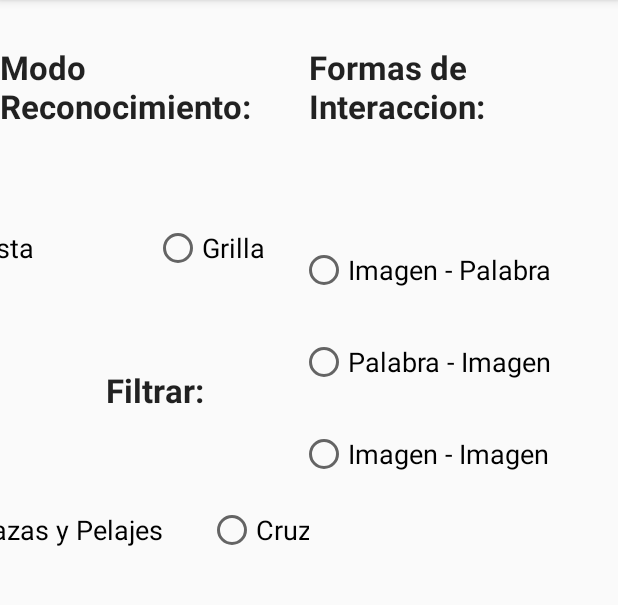
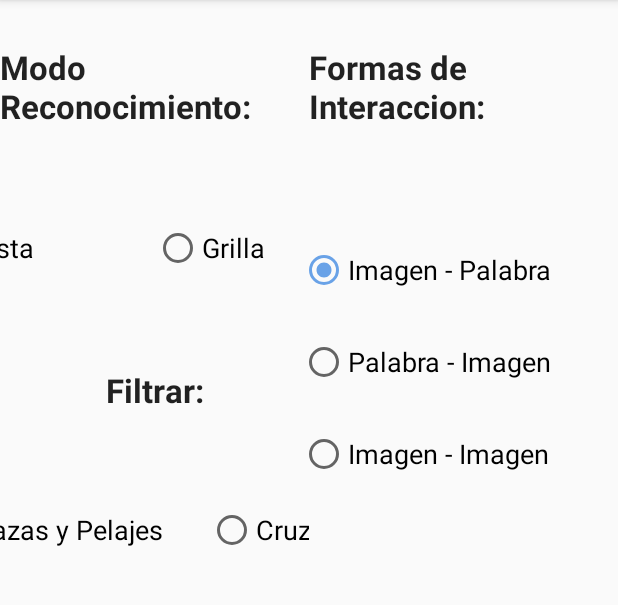
Before and after one commit to emiiimartinez/RazasYPelajesCercatoMartinez, an Android app: the Configuracion screen opened directly, with no data from a screen before it, on a phone screen of 412 x 824 dp, the part 84-689 px from its top. Run offline under Robolectric (Android 15) with nearby library versions, the phone set to English and light mode, and no system bars.

Commit message:
configuracion

```diff
--- a/app/src/main/AndroidManifest.xml
+++ b/app/src/main/AndroidManifest.xml
@@ -9,7 +9,8 @@
         android:roundIcon="@mipmap/ic_launcher_round"
         android:supportsRtl="true"
         android:theme="@style/AppTheme">
-        <activity android:name=".About"></activity>
+        <activity android:name=".JugarActivity"></activity>
+        <activity android:name=".About" />
         <activity android:name=".Configuracion" />
         <activity android:name=".RecLista" />
         <activity android:name=".RecGrilla" />
--- a/app/src/main/java/com/trabajofinal/razasypelajescercatomartinez/Configuracion.java
+++ b/app/src/main/java/com/trabajofinal/razasypelajescercatomartinez/Configuracion.java
@@ -1,14 +1,59 @@
 package com.trabajofinal.razasypelajescercatomartinez;
 
+import android.content.Context;
+import android.content.SharedPreferences;
+import android.graphics.Color;
 import android.support.v7.app.AppCompatActivity;
 import android.os.Bundle;
+import android.view.View;
+import android.widget.RadioButton;
+import android.widget.RadioGroup;
+import android.widget.Switch;
 
 public class Configuracion extends AppCompatActivity {
+    Switch levelSwitch;
+    Switch audioSwitch;
+    RadioGroup interactionRadioGroup;
+    RadioGroup recoViewModeRadioGroup, recoFilterRadioGroup;
 
     @Override
     protected void onCreate(Bundle savedInstanceState) {
         super.onCreate(savedInstanceState);
         setContentView(R.layout.activity_configuracion);
+
+        setValues();
+    }
+
+    private void setValues() {
+        levelSwitch = findViewById(R.id.levelSwitch);
+        audioSwitch = findViewById(R.id.audioSwitch);
+        //recoFilterRadioGroup = findViewById(R.id.filterViewModeRadioGroup);
+        interactionRadioGroup = findViewById(R.id.interactionRadioGroup);
+        recoViewModeRadioGroup = findViewById(R.id.recoViewModeRadioGroup);
+
+        // set all values
+        SharedPreferences configPreferences = getSharedPreferences(getString(R.string.config_preferences),Context.MODE_PRIVATE);
+        levelSwitch.setChecked(configPreferences
+                .getBoolean(getString(R.string.level2_pref_key), false));
+        audioSwitch.setChecked(configPreferences
+                .getBoolean(getString(R.string.fem_audio_pref_key), false));
+     //   recoFilterRadioGroup.check(configPreferences.getInt(getString(R.string.reco_filter_key), R.id.r));
+        interactionRadioGroup.check(configPreferences
+                .getInt(getString(R.string.interaction_pref_key), R.id.InteracARadBtn));
+        recoViewModeRadioGroup.check(configPreferences
+                .getInt(getString(R.string.reco_view_mode_pref_key), R.id.listRadioBtn));
+    }
+
+    public void onAccept(View view) {
+        SharedPreferences sharedPref = getSharedPreferences(getString(R.string.config_preferences),Context.MODE_PRIVATE);
+        SharedPreferences.Editor editor = sharedPref.edit();
+        editor.putBoolean(getString(R.string.fem_audio_pref_key), audioSwitch.isChecked());
+        editor.putBoolean(getString(R.string.level2_pref_key), levelSwitch.isChecked());
+       // editor.putInt(getString(R.string.reco_filter_key), recoFilterRadioGroup.getCheckedRadioButtonId());
+        editor.putInt(getString(R.string.interaction_pref_key), interactionRadioGroup.getCheckedRadioButtonId());
+        editor.putInt(getString(R.string.reco_view_mode_pref_key), recoViewModeRadioGroup.getCheckedRadioButtonId());
+        editor.apply();
+        finish();
     }
 
 }
--- a/app/src/main/res/layout/activity_configuracion.xml
+++ b/app/src/main/res/layout/activity_configuracion.xml
@@ -249,7 +249,7 @@
                         app:layout_constraintTop_toTopOf="parent" />
 
                     <Switch
-                        android:id="@+id/audioSwitch"
+                        android:id="@+id/levelSwitch"
                         android:layout_width="155dp"
                         android:layout_height="60dp"
                         android:layout_marginStart="192dp"
@@ -274,11 +274,11 @@
                         android:text="@string/level2"
                         android:textColor="@android:color/background_dark"
                         android:textSize="18sp"
-                        app:layout_constraintBottom_toBottomOf="@+id/audioSwitch"
+                        app:layout_constraintBottom_toBottomOf="@+id/levelSwitch"
                         app:layout_constraintEnd_toEndOf="parent"
                         app:layout_constraintHorizontal_bias="0.01"
-                        app:layout_constraintStart_toEndOf="@+id/audioSwitch"
-                        app:layout_constraintTop_toTopOf="@+id/audioSwitch"
+                        app:layout_constraintStart_toEndOf="@+id/levelSwitch"
+                        app:layout_constraintTop_toTopOf="@+id/levelSwitch"
                         app:layout_constraintVertical_bias="1.0" />
 
                 </android.support.constraint.ConstraintLayout>
--- a/app/src/main/res/mipmap-anydpi-v26/ic_launcher.xml
+++ b/app/src/main/res/mipmap-anydpi-v26/ic_launcher.xml
@@ -1,5 +1,4 @@
 <?xml version="1.0" encoding="utf-8"?>
 <adaptive-icon xmlns:android="http://schemas.android.com/apk/res/android">
-    <background android:drawable="@drawable/ic_launcher_background" />
     <foreground android:drawable="@drawable/ic_launcher_foreground" />
 </adaptive-icon>
--- a/app/src/main/res/mipmap-anydpi-v26/ic_launcher_round.xml
+++ b/app/src/main/res/mipmap-anydpi-v26/ic_launcher_round.xml
@@ -1,5 +1,5 @@
 <?xml version="1.0" encoding="utf-8"?>
 <adaptive-icon xmlns:android="http://schemas.android.com/apk/res/android">
-    <background android:drawable="@drawable/ic_launcher_background" />
+
     <foreground android:drawable="@drawable/ic_launcher_foreground" />
 </adaptive-icon>
--- a/app/src/main/res/values/strings.xml
+++ b/app/src/main/res/values/strings.xml
@@ -29,7 +29,7 @@
     <string name="fem_audio_pref_key">fem_audio</string>
     <string name="level2_pref_key">level2</string>
     <string name="reco_view_mode_pref_key">reco_view_mode</string>
-    <string name="minijuego_pref_key">minijuego</string>
+    <string name="reco_filter_key">reco_filter</string>
     <string name="interaction_pref_key">interaction</string>
     <string name="audioTxt">Audio:</string>
     <string name="levelTxt"> Nivel:</string>
--- a/app/src/main/res/values/styles.xml
+++ b/app/src/main/res/values/styles.xml
@@ -5,7 +5,7 @@
         <item name="colorPrimary">@color/colorPrimary</item>
         <item name="colorPrimaryDark">@color/colorPrimaryDark</item>
         <item name="colorAccent">@color/colorAccent</item>
-        <item name="preferenceTheme">@style/PreferenceThemeOverlay</item>
+
     </style>
 
     <!-- NoActionBar theme. -->
@@ -16,7 +16,7 @@
         <item name="colorPrimary">@color/colorPrimary</item>
         <item name="colorPrimaryDark">@color/colorPrimaryDark</item>
         <item name="colorAccent">@color/colorAccent</item>
-        <item name="preferenceTheme">@style/PreferenceThemeOverlay</item>
+
     </style>
 
 </resources>
```
Also changed, not shown: app/src/main/java/com/trabajofinal/razasypelajescercatomartinez/JugarActivity.java (added, +13 -0 lines), app/src/main/java/com/trabajofinal/razasypelajescercatomartinez/MainActivity.java (+30 -0 lines), app/src/main/res/layout/activity_jugar.xml (added, +9 -0 lines), app/src/main/res/layout/activity_main.xml (+4 -3 lines).
